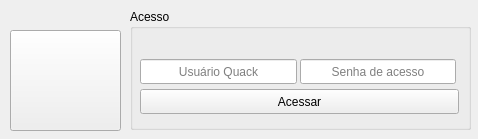
The window that QuackCliente/QuackCLI/quack.ui (MBrauna/Quack) describes before a commit, drawn with Qt 5.
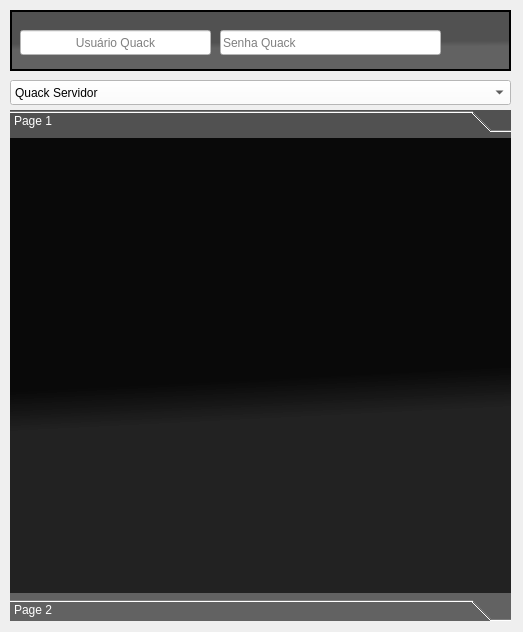
The same window after the commit. Icons and pictures are not drawn.

Commit message:
Adaptação do visual Quack CLiente
Quack CLiente em QT

```diff
--- a/QuackCliente/QuackCLI/quack.ui
+++ b/QuackCliente/QuackCLI/quack.ui
@@ -12,90 +12,48 @@
    <rect>
     <x>0</x>
     <y>0</y>
-    <width>478</width>
-    <height>139</height>
+    <width>523</width>
+    <height>632</height>
    </rect>
   </property>
   <property name="windowTitle">
    <string notr="true">Quack</string>
   </property>
   <property name="styleSheet">
-   <string notr="true">background-color: none;</string>
+   <string notr="true"/>
   </property>
   <property name="locale">
    <locale language="Portuguese" country="Brazil"/>
   </property>
-  <widget class="QPushButton" name="quack_btn_site">
+  <widget class="QFrame" name="frame_2">
    <property name="geometry">
     <rect>
      <x>10</x>
-     <y>30</y>
-     <width>111</width>
-     <height>101</height>
-    </rect>
-   </property>
-   <property name="sizePolicy">
-    <sizepolicy hsizetype="Fixed" vsizetype="Fixed">
-     <horstretch>0</horstretch>
-     <verstretch>0</verstretch>
-    </sizepolicy>
-   </property>
-   <property name="text">
-    <string/>
-   </property>
-   <property name="icon">
-    <iconset resource="quack.qrc">
-     <normaloff>:/Quack/Logo/QuackLogo/QUACKCli.png</normaloff>:/Quack/Logo/QuackLogo/QUACKCli.png</iconset>
-   </property>
-   <property name="iconSize">
-    <size>
-     <width>110</width>
-     <height>110</height>
-    </size>
-   </property>
-  </widget>
-  <widget class="QGroupBox" name="quack_gb_acesso">
-   <property name="geometry">
-    <rect>
-     <x>130</x>
-     <y>9</y>
-     <width>341</width>
-     <height>121</height>
+     <y>10</y>
+     <width>501</width>
+     <height>61</height>
     </rect>
    </property>
    <property name="styleSheet">
-    <string notr="true">border-color: rgb(52, 101, 164);</string>
+    <string notr="true">background-color: qlineargradient(spread:pad, x1:0.607, y1:0.0626364, x2:0.637, y2:0.609, stop:0.840796 rgba(0, 0, 0, 169), stop:1 rgba(25, 25, 25, 169));</string>
    </property>
-   <property name="title">
-    <string>Acesso</string>
+   <property name="frameShape">
+    <enum>QFrame::WinPanel</enum>
    </property>
-   <widget class="QLineEdit" name="quack_senha">
-    <property name="geometry">
-     <rect>
-      <x>170</x>
-      <y>50</y>
-      <width>156</width>
-      <height>25</height>
-     </rect>
-    </property>
-    <property name="alignment">
-     <set>Qt::AlignCenter</set>
-    </property>
-    <property name="placeholderText">
-     <string>Senha de acesso</string>
-    </property>
-   </widget>
+   <property name="frameShadow">
+    <enum>QFrame::Plain</enum>
+   </property>
    <widget class="QLineEdit" name="quack_usuario">
     <property name="geometry">
      <rect>
       <x>10</x>
-      <y>50</y>
-      <width>157</width>
+      <y>20</y>
+      <width>191</width>
       <height>25</height>
      </rect>
     </property>
-    <property name="inputMask">
-     <string/>
+    <property name="styleSheet">
+     <string notr="true">background-color: rgb(255, 255, 255);</string>
     </property>
     <property name="alignment">
      <set>Qt::AlignCenter</set>
@@ -104,20 +62,169 @@
      <string>Usuário Quack</string>
     </property>
    </widget>
-   <widget class="QPushButton" name="quack_btn_acesso">
+   <widget class="QLineEdit" name="quack_senha">
     <property name="geometry">
      <rect>
-      <x>10</x>
-      <y>80</y>
-      <width>319</width>
+      <x>210</x>
+      <y>20</y>
+      <width>221</width>
       <height>25</height>
      </rect>
     </property>
+    <property name="styleSheet">
+     <string notr="true">background-color: rgb(255, 255, 255);</string>
+    </property>
+    <property name="placeholderText">
+     <string>Senha Quack</string>
+    </property>
+   </widget>
+   <widget class="QPushButton" name="quack_iniciar">
+    <property name="geometry">
+     <rect>
+      <x>440</x>
+      <y>20</y>
+      <width>41</width>
+      <height>31</height>
+     </rect>
+    </property>
+    <property name="styleSheet">
+     <string notr="true">border: none;
+background-color: none;</string>
+    </property>
     <property name="text">
-     <string>Acessar</string>
+     <string/>
     </property>
+    <property name="icon">
+     <iconset resource="quack.qrc">
+      <normaloff>:/Quack/Logo/QuackLogo/Icones/Button Next.png</normaloff>
+      <activeoff>:/Quack/Logo/QuackLogo/Icones/Button Refresh.png</activeoff>:/Quack/Logo/QuackLogo/Icones/Button Next.png</iconset>
+    </property>
+    <property name="iconSize">
+     <size>
+      <width>30</width>
+      <height>30</height>
+     </size>
+    </property>
    </widget>
   </widget>
+  <widget class="QPushButton" name="quack_btn_minimizar">
+   <property name="geometry">
+    <rect>
+     <x>470</x>
+     <y>0</y>
+     <width>21</width>
+     <height>21</height>
+    </rect>
+   </property>
+   <property name="styleSheet">
+    <string notr="true">border: none;</string>
+   </property>
+   <property name="text">
+    <string/>
+   </property>
+   <property name="icon">
+    <iconset resource="quack.qrc">
+     <normaloff>:/Quack/Logo/QuackLogo/Icones/Button Delete.png</normaloff>:/Quack/Logo/QuackLogo/Icones/Button Delete.png</iconset>
+   </property>
+  </widget>
+  <widget class="QPushButton" name="quack_btn_fechar">
+   <property name="geometry">
+    <rect>
+     <x>490</x>
+     <y>0</y>
+     <width>21</width>
+     <height>21</height>
+    </rect>
+   </property>
+   <property name="styleSheet">
+    <string notr="true">border: none;</string>
+   </property>
+   <property name="text">
+    <string/>
+   </property>
+   <property name="icon">
+    <iconset resource="quack.qrc">
+     <normaloff>:/Quack/Logo/QuackLogo/Icones/Button Close.png</normaloff>:/Quack/Logo/QuackLogo/Icones/Button Close.png</iconset>
+   </property>
+  </widget>
+  <widget class="QToolBox" name="quack_frame">
+   <property name="geometry">
+    <rect>
+     <x>10</x>
+     <y>110</y>
+     <width>501</width>
+     <height>511</height>
+    </rect>
+   </property>
+   <property name="styleSheet">
+    <string notr="true">background-color: qlineargradient(spread:pad, x1:0.607, y1:0.0626364, x2:0.637, y2:0.609, stop:0.840796 rgba(0, 0, 0, 169), stop:1 rgba(25, 25, 25, 169));
+color: rgb(255, 255, 255);</string>
+   </property>
+   <property name="lineWidth">
+    <number>1</number>
+   </property>
+   <property name="currentIndex">
+    <number>0</number>
+   </property>
+   <widget class="QWidget" name="page">
+    <property name="geometry">
+     <rect>
+      <x>0</x>
+      <y>0</y>
+      <width>501</width>
+      <height>449</height>
+     </rect>
+    </property>
+    <attribute name="label">
+     <string>Page 1</string>
+    </attribute>
+   </widget>
+   <widget class="QWidget" name="page_2">
+    <property name="geometry">
+     <rect>
+      <x>0</x>
+      <y>0</y>
+      <width>501</width>
+      <height>449</height>
+     </rect>
+    </property>
+    <attribute name="label">
+     <string>Page 2</string>
+    </attribute>
+   </widget>
+  </widget>
+  <widget class="QComboBox" name="quack_cb_aplicacao">
+   <property name="geometry">
+    <rect>
+     <x>10</x>
+     <y>80</y>
+     <width>501</width>
+     <height>25</height>
+    </rect>
+   </property>
+   <property name="styleSheet">
+    <string notr="true">background-color: rgb(255, 255, 255);
+color: rgb(0, 0, 0);</string>
+   </property>
+   <item>
+    <property name="text">
+     <string>Quack Servidor</string>
+    </property>
+    <property name="icon">
+     <iconset resource="quack.qrc">
+      <normaloff>:/Quack/Icones/QuackLogo/Icones/QuackServer.png</normaloff>:/Quack/Icones/QuackLogo/Icones/QuackServer.png</iconset>
+    </property>
+   </item>
+   <item>
+    <property name="text">
+     <string>Quack Cliente</string>
+    </property>
+    <property name="icon">
+     <iconset resource="quack.qrc">
+      <normaloff>:/Quack/Icones/QuackLogo/Icones/QuackCli.png</normaloff>:/Quack/Icones/QuackLogo/Icones/QuackCli.png</iconset>
+    </property>
+   </item>
+  </widget>
  </widget>
  <layoutdefault spacing="6" margin="11"/>
  <resources>
```
Left out of the diff: 12 changed lines with no effect on the pictures. The commit also changes 34 other files.
